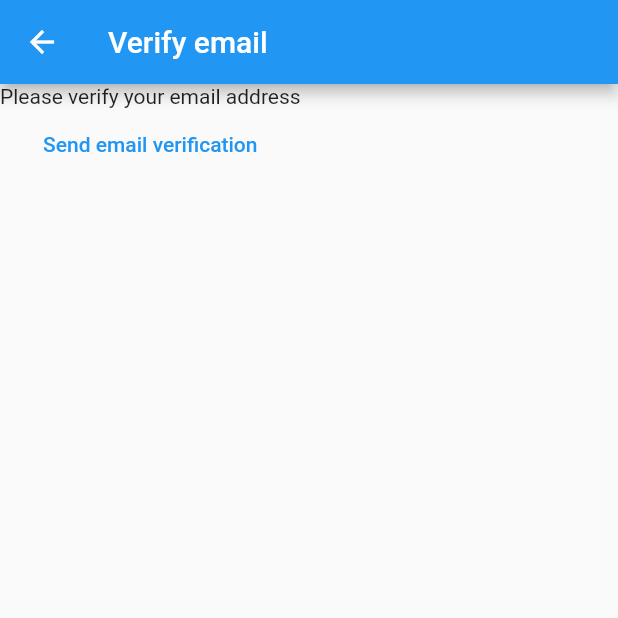
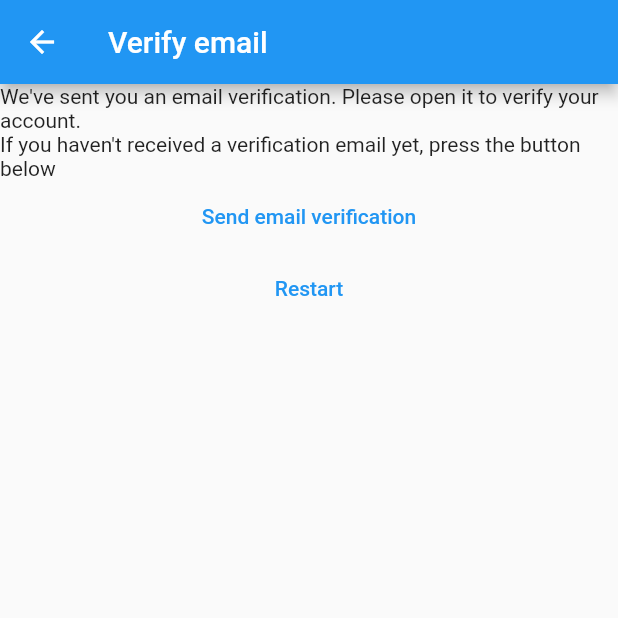
Before and after one commit to PattyCoding123/my-notes-project, a Flutter app: the VerifyEmailView screen opened directly, on a phone screen of 412 x 824 dp, the top half of it. Run offline on Flutter 3.47's test engine with Material 2 defaults, Android fonts, the light colour scheme and no system bars; our stand-ins replace firebase_auth, firebase_core; accounts and stored records are empty.

Commit message:
step-7 Created a route to the verify-email view. Also made it such that a verification email is sent right after registration, and that the user can restart the app with a button once verification is done.

```diff
--- a/lib/constants/route.dart
+++ b/lib/constants/route.dart
@@ -1,3 +1,4 @@
 const loginRoute = '/login/';
 const registerRoute = '/register/';
 const notesRoute = '/notes/';
+const verifyEmailRoute = '/verify-email/';
--- a/lib/main.dart
+++ b/lib/main.dart
@@ -22,6 +22,7 @@
         loginRoute: (context) => const LoginView(),
         registerRoute: (context) => const RegisterView(),
         notesRoute: (context) => const NotesView(),
+        verifyEmailRoute: (context) => const VerifyEmailView(),
       },
     ),
   );
--- a/lib/views/register_view.dart
+++ b/lib/views/register_view.dart
@@ -66,6 +66,9 @@
                   email: email,
                   password: password,
                 );
+                final user = FirebaseAuth.instance.currentUser;
+                await user?.sendEmailVerification();
+                Navigator.of(context).pushNamed(verifyEmailRoute);
               } on FirebaseAuthException catch (e) {
                 if (e.code == 'weak-password') {
                   await showErrorDialog(
--- a/lib/views/verify_email_view.dart
+++ b/lib/views/verify_email_view.dart
@@ -1,5 +1,6 @@
 import 'package:firebase_auth/firebase_auth.dart';
 import 'package:flutter/material.dart';
+import 'package:mynotes/constants/route.dart';
 
 class VerifyEmailView extends StatefulWidget {
   const VerifyEmailView({Key? key}) : super(key: key);
@@ -17,7 +18,10 @@
       ),
       body: Column(
         children: [
-          const Text('Please verify your email address'),
+          const Text(
+              "We've sent you an email verification. Please open it to verify your account."),
+          const Text(
+              "If you haven't received a verification email yet, press the button below"),
           TextButton(
             onPressed: () async {
               final user = FirebaseAuth.instance.currentUser;
@@ -25,6 +29,16 @@
             },
             child: const Text('Send email verification'),
           ),
+          TextButton(
+            onPressed: () async {
+              await FirebaseAuth.instance.signOut();
+              Navigator.of(context).pushNamedAndRemoveUntil(
+                registerRoute,
+                (route) => false,
+              );
+            },
+            child: const Text('Restart'),
+          ),
         ],
       ),
     );
```
